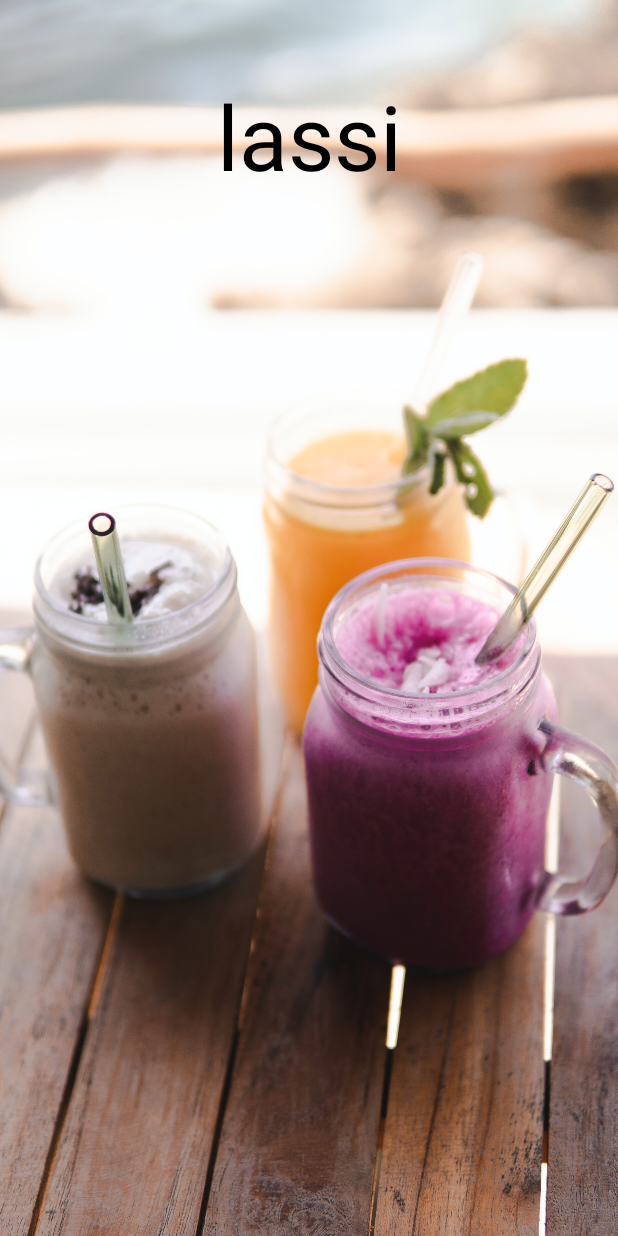
After one commit to manishpandeyvp/lemon-squeeze, an Android app: the layout activity_splash_screen.xml on its own in the app's theme, with its tools: preview values and no code run, on a phone screen of 412 x 824 dp. The commit adds this screen. Run offline under Robolectric (Android 15) with nearby library versions, the light colour scheme and no system bars.

Commit message:
Second Commit

```diff
--- a/app/src/main/res/layout/activity_main.xml
+++ b/app/src/main/res/layout/activity_main.xml
@@ -1,9 +1,10 @@
 <?xml version="1.0" encoding="utf-8"?>
-<androidx.constraintlayout.widget.ConstraintLayout xmlns:android="http://schemas.android.com/apk/res/android"
+<LinearLayout xmlns:android="http://schemas.android.com/apk/res/android"
     xmlns:app="http://schemas.android.com/apk/res-auto"
     xmlns:tools="http://schemas.android.com/tools"
     android:layout_width="match_parent"
     android:layout_height="match_parent"
+    android:orientation="vertical"
     tools:context=".MainActivity">
 
     <TextView
@@ -15,4 +16,4 @@
         app:layout_constraintRight_toRightOf="parent"
         app:layout_constraintTop_toTopOf="parent" />
 
-</androidx.constraintlayout.widget.ConstraintLayout>
+</LinearLayout>
--- /dev/null
+++ b/app/src/main/res/layout/activity_splash_screen.xml
@@ -0,0 +1,25 @@
+<?xml version="1.0" encoding="utf-8"?>
+<RelativeLayout xmlns:android="http://schemas.android.com/apk/res/android"
+    xmlns:app="http://schemas.android.com/apk/res-auto"
+    xmlns:tools="http://schemas.android.com/tools"
+    android:layout_width="match_parent"
+    android:layout_height="match_parent"
+    tools:context=".SplashScreenActivity" >
+
+    <ImageView
+        android:layout_width="match_parent"
+        android:layout_height="match_parent"
+        android:src="@drawable/bg2"
+        android:scaleType="centerCrop"/>
+
+    <TextView
+        android:id="@+id/tv_app_name"
+        android:layout_width="match_parent"
+        android:layout_height="wrap_content"
+        android:text="lassi"
+        android:textSize="60sp"
+        android:layout_marginTop="50dp"
+        android:gravity="center_horizontal"
+        android:textColor="@android:color/black"/>
+
+</RelativeLayout>
--- a/app/src/main/res/values/styles.xml
+++ b/app/src/main/res/values/styles.xml
@@ -8,4 +8,9 @@
         <item name="colorAccent">@color/colorAccent</item>
     </style>
 
+    <style name="AppTheme.NoActionBar">
+        <item name="windowActionBar">false</item>
+        <item name="windowNoTitle">true</item>
+    </style>
+
 </resources>
```
Also changed, not shown: app/src/main/AndroidManifest.xml (+6 -1 lines), app/src/main/java/com/example/lassi/SplashScreenActivity.kt (added, +23 -0 lines), app/src/main/assets/Sacramento-Regular.ttf (added), app/src/main/res/drawable/bg1.jpg (added), app/src/main/res/drawable/bg2.jpg (added), app/src/main/res/drawable/bg3.jpg (added).
